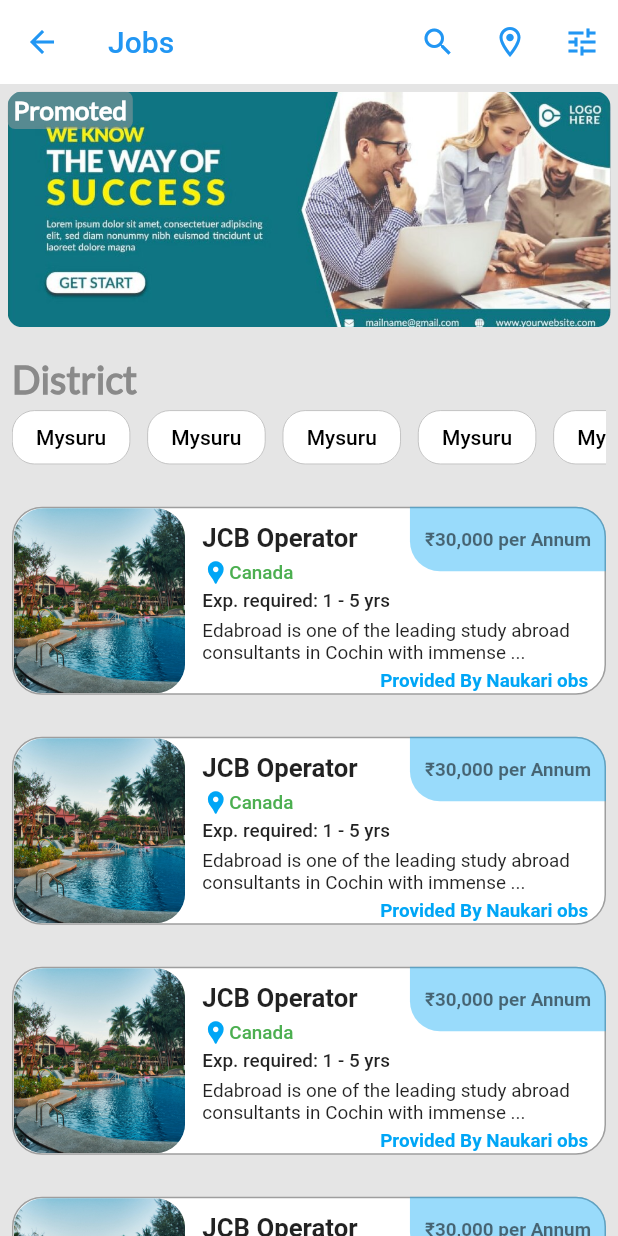
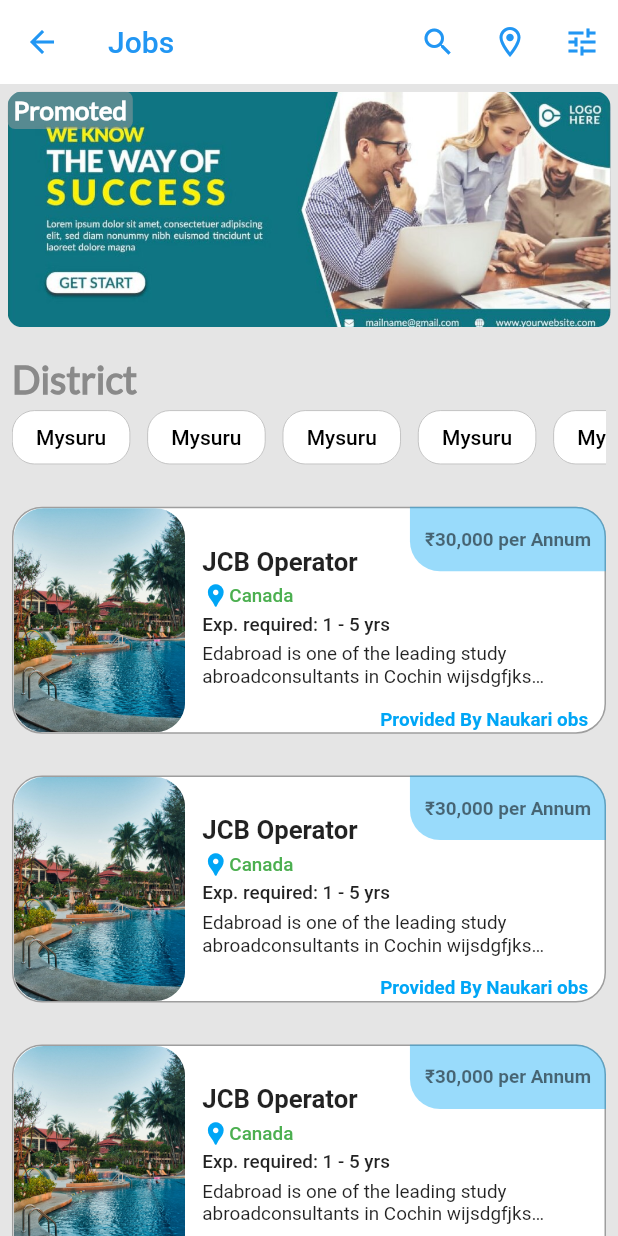
Before and after one commit to qadher/Trif_Project, a Flutter app: the JobScreen screen opened directly, on a phone screen of 412 x 824 dp. Run offline on Flutter 3.47's test engine with Material 2 defaults, Android fonts, the light colour scheme and no system bars; drawn by our look-alikes of carousel_slider; our stand-ins replace flutter_screenutil, flutter_svg, get, shared_preferences; accounts and stored records are empty.

Commit message:
job tile edited

```diff
--- a/lib/screens/jobs/components/job_tile.dart
+++ b/lib/screens/jobs/components/job_tile.dart
@@ -21,7 +21,7 @@ class JobTile extends StatelessWidget {
             Container(
               // padding: EdgeInsets.all(8),
 
-              height: 105.h,
+              // height: 105.h,
               decoration: BoxDecoration(
                 color: Colors.white,
                   border: Border.all(width: 1, color: Colors.grey),
@@ -29,7 +29,7 @@ class JobTile extends StatelessWidget {
               child: Row(
                 children: [
                   Container(
-                    height: 105.h,
+                    height: 125.h,
                     width: 100.w,
                     decoration: BoxDecoration(
                       borderRadius: BorderRadius.circular(20),
@@ -86,14 +86,17 @@ class JobTile extends StatelessWidget {
                       SizedBox(
                         height: 4.h,
                       ),
-                      Text(
-                        'Edabroad is one of the leading study abroad\nconsultants in Cochin with immense ...',
+                     Container(
+                       width: 200.w,
+                       child:  Text(
+                        'Edabroad is one of the leading study abroadconsultants in Cochin wijsdgfjksdhgjbhdykl;ykl;jlkjkl;jth immense ...',
                         overflow: TextOverflow.ellipsis,
                         maxLines: 2,
                         style: TextStyle(
                             fontSize: 11.sp,
                             ),
                       ),
+                     ),
                       heightSizedBox(),
                     ],
                   )
```
